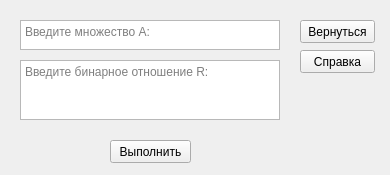
This is ui_mainwindow.ui in RozeQz/HasseDiagram as Qt 5 draws it before an edit. The edited form follows.
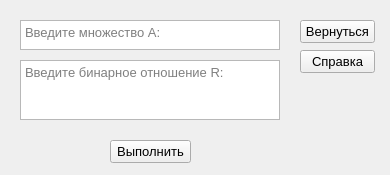
This is the edited form.

The edit to the form file:
```diff
--- a/ui_mainwindow.ui
+++ b/ui_mainwindow.ui
@@ -31,6 +31,11 @@
     <height>200</height>
    </size>
   </property>
+  <property name="font">
+   <font>
+    <family>Arial</family>
+   </font>
+  </property>
   <property name="windowTitle">
    <string>Диаграмма Хассе</string>
   </property>
@@ -103,7 +108,7 @@
     <property name="font">
      <font>
       <family>Arial</family>
-      <pointsize>9</pointsize>
+      <pointsize>10</pointsize>
       <weight>50</weight>
       <bold>false</bold>
      </font>
@@ -112,7 +117,7 @@
      <string>&lt;!DOCTYPE HTML PUBLIC &quot;-//W3C//DTD HTML 4.0//EN&quot; &quot;http://www.w3.org/TR/REC-html40/strict.dtd&quot;&gt;
 &lt;html&gt;&lt;head&gt;&lt;meta name=&quot;qrichtext&quot; content=&quot;1&quot; /&gt;&lt;style type=&quot;text/css&quot;&gt;
 p, li { white-space: pre-wrap; }
-&lt;/style&gt;&lt;/head&gt;&lt;body style=&quot; font-family:'Arial'; font-size:9pt; font-weight:400; font-style:normal;&quot;&gt;
+&lt;/style&gt;&lt;/head&gt;&lt;body style=&quot; font-family:'Arial'; font-size:10pt; font-weight:400; font-style:normal;&quot;&gt;
 &lt;p style=&quot;-qt-paragraph-type:empty; margin-top:0px; margin-bottom:0px; margin-left:0px; margin-right:0px; -qt-block-indent:0; text-indent:0px; font-family:'MS Shell Dlg 2'; font-size:8.25pt;&quot;&gt;&lt;br /&gt;&lt;/p&gt;&lt;/body&gt;&lt;/html&gt;</string>
     </property>
     <property name="placeholderText">
@@ -156,7 +161,7 @@
     <property name="font">
      <font>
       <family>Arial</family>
-      <pointsize>9</pointsize>
+      <pointsize>10</pointsize>
       <weight>50</weight>
       <bold>false</bold>
      </font>
@@ -165,7 +170,7 @@
      <string>&lt;!DOCTYPE HTML PUBLIC &quot;-//W3C//DTD HTML 4.0//EN&quot; &quot;http://www.w3.org/TR/REC-html40/strict.dtd&quot;&gt;
 &lt;html&gt;&lt;head&gt;&lt;meta name=&quot;qrichtext&quot; content=&quot;1&quot; /&gt;&lt;style type=&quot;text/css&quot;&gt;
 p, li { white-space: pre-wrap; }
-&lt;/style&gt;&lt;/head&gt;&lt;body style=&quot; font-family:'Arial'; font-size:9pt; font-weight:400; font-style:normal;&quot;&gt;
+&lt;/style&gt;&lt;/head&gt;&lt;body style=&quot; font-family:'Arial'; font-size:10pt; font-weight:400; font-style:normal;&quot;&gt;
 &lt;p style=&quot;-qt-paragraph-type:empty; margin-top:0px; margin-bottom:0px; margin-left:0px; margin-right:0px; -qt-block-indent:0; text-indent:0px; font-family:'MS Shell Dlg 2'; font-size:8.25pt;&quot;&gt;&lt;br /&gt;&lt;/p&gt;&lt;/body&gt;&lt;/html&gt;</string>
     </property>
     <property name="placeholderText">
@@ -209,7 +214,7 @@
     <property name="font">
      <font>
       <family>Arial</family>
-      <pointsize>9</pointsize>
+      <pointsize>10</pointsize>
       <weight>50</weight>
       <bold>false</bold>
      </font>
@@ -300,6 +305,12 @@
       <height>23</height>
      </rect>
     </property>
+    <property name="font">
+     <font>
+      <family>Arial</family>
+      <pointsize>10</pointsize>
+     </font>
+    </property>
     <property name="text">
      <string>Справка</string>
     </property>
@@ -313,6 +324,12 @@
       <height>23</height>
      </rect>
     </property>
+    <property name="font">
+     <font>
+      <family>Arial</family>
+      <pointsize>10</pointsize>
+     </font>
+    </property>
     <property name="text">
      <string>Вернуться</string>
     </property>
```
